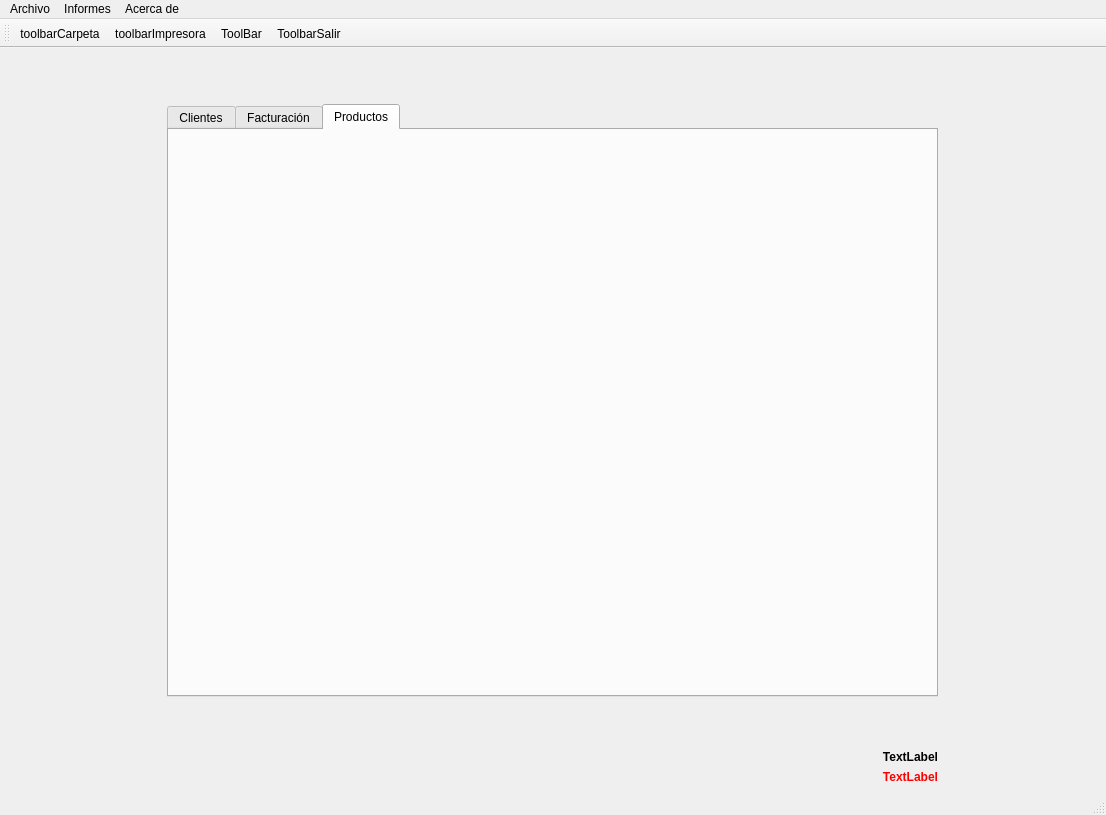
This is ventana.ui in byChamaco/BLANCOLORENZO as Qt 5 draws it before an edit. The edited form follows.
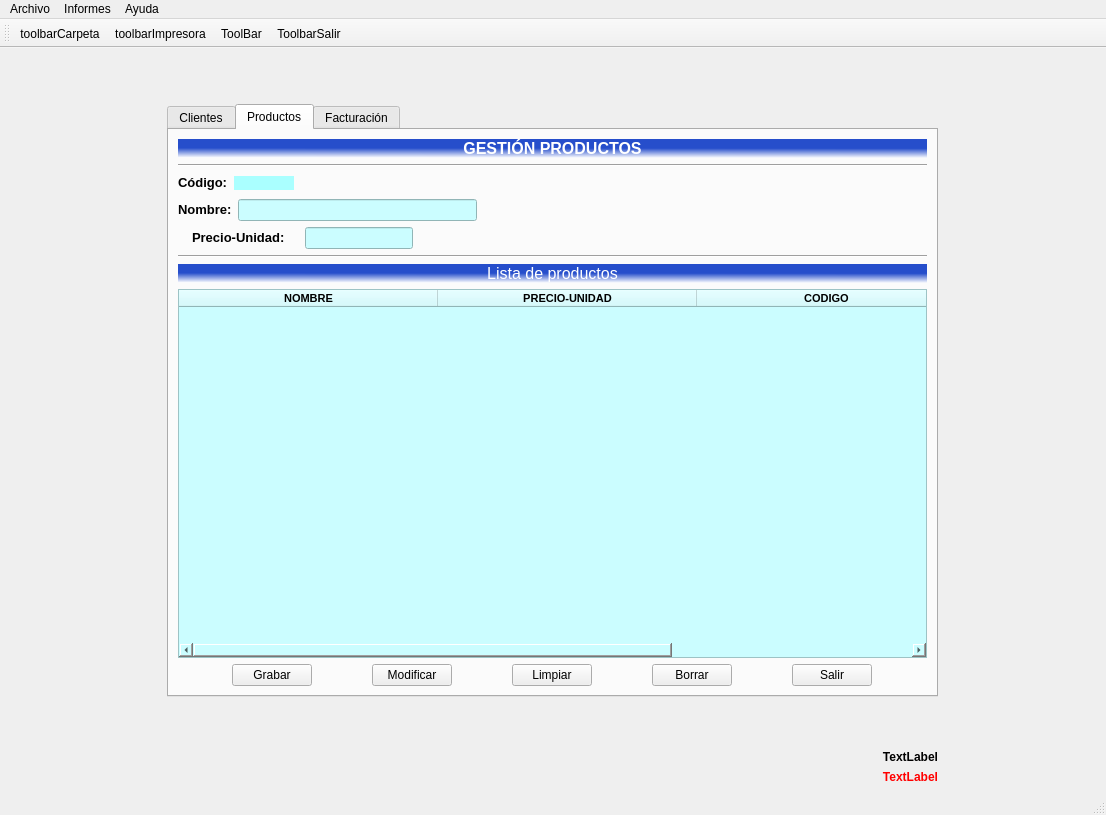
This is the edited form. The open tabs and pages were chosen to show the change. Icons and pictures are not drawn.

The edit to the form file:
```diff
--- a/ventana.ui
+++ b/ventana.ui
@@ -21,7 +21,64 @@
   </property>
   <widget class="QWidget" name="centralwidget">
    <layout class="QGridLayout" name="gridLayout_9">
+    <item row="3" column="0">
+     <spacer name="verticalSpacer_2">
+      <property name="orientation">
+       <enum>Qt::Vertical</enum>
+      </property>
+      <property name="sizeType">
+       <enum>QSizePolicy::Fixed</enum>
+      </property>
+      <property name="sizeHint" stdset="0">
+       <size>
+        <width>17</width>
+        <height>47</height>
+       </size>
+      </property>
+     </spacer>
+    </item>
+    <item row="0" column="0">
+     <spacer name="verticalSpacer">
+      <property name="orientation">
+       <enum>Qt::Vertical</enum>
+      </property>
+      <property name="sizeType">
+       <enum>QSizePolicy::Fixed</enum>
+      </property>
+      <property name="sizeHint" stdset="0">
+       <size>
+        <width>17</width>
+        <height>47</height>
+       </size>
+      </property>
+     </spacer>
+    </item>
     <item row="4" column="0">
+     <widget class="QLabel" name="lblstatusdate">
+      <property name="sizePolicy">
+       <sizepolicy hsizetype="Preferred" vsizetype="Fixed">
+        <horstretch>0</horstretch>
+        <verstretch>0</verstretch>
+       </sizepolicy>
+      </property>
+      <property name="font">
+       <font>
+        <weight>75</weight>
+        <bold>true</bold>
+       </font>
+      </property>
+      <property name="styleSheet">
+       <string notr="true"/>
+      </property>
+      <property name="text">
+       <string>TextLabel</string>
+      </property>
+      <property name="alignment">
+       <set>Qt::AlignRight|Qt::AlignTrailing|Qt::AlignVCenter</set>
+      </property>
+     </widget>
+    </item>
+    <item row="5" column="0">
      <widget class="QLabel" name="lblstatus">
       <property name="sizePolicy">
        <sizepolicy hsizetype="Preferred" vsizetype="Fixed">
@@ -58,7 +115,7 @@
        <string notr="true"/>
       </property>
       <property name="currentIndex">
-       <number>0</number>
+       <number>1</number>
       </property>
       <widget class="QWidget" name="tab_11">
        <attribute name="title">
@@ -865,73 +922,431 @@
         </item>
        </layout>
       </widget>
-      <widget class="QWidget" name="tab_12">
-       <attribute name="title">
-        <string>Facturación</string>
-       </attribute>
-      </widget>
       <widget class="QWidget" name="tab_13">
        <attribute name="title">
         <string>Productos</string>
        </attribute>
+       <layout class="QGridLayout" name="gridLayout_23">
+        <item row="0" column="0">
+         <layout class="QVBoxLayout" name="verticalLayout">
+          <item>
+           <widget class="QLabel" name="lblXesPro">
+            <property name="sizePolicy">
+             <sizepolicy hsizetype="Preferred" vsizetype="Fixed">
+              <horstretch>0</horstretch>
+              <verstretch>0</verstretch>
+             </sizepolicy>
+            </property>
+            <property name="font">
+             <font>
+              <pointsize>12</pointsize>
+              <weight>75</weight>
+              <bold>true</bold>
+             </font>
+            </property>
+            <property name="layoutDirection">
+             <enum>Qt::LeftToRight</enum>
+            </property>
+            <property name="autoFillBackground">
+             <bool>false</bool>
+            </property>
+            <property name="styleSheet">
+             <string notr="true">color: rgb(255, 255, 255);
+background-color: qlineargradient(spread:pad, x1:0.545, y1:0.482955, x2:0.534091, y2:1, stop:0 rgba(38, 78, 203, 255), stop:1 rgba(255, 255, 255, 255));</string>
+            </property>
+            <property name="text">
+             <string>GESTIÓN PRODUCTOS</string>
+            </property>
+            <property name="alignment">
+             <set>Qt::AlignCenter</set>
+            </property>
+           </widget>
+          </item>
+          <item>
+           <widget class="Line" name="line">
+            <property name="orientation">
+             <enum>Qt::Horizontal</enum>
+            </property>
+           </widget>
+          </item>
+         </layout>
+        </item>
+        <item row="1" column="0">
+         <layout class="QGridLayout" name="gridLayout_18">
+          <item row="0" column="0">
+           <widget class="QLabel" name="lblCodPro_2">
+            <property name="sizePolicy">
+             <sizepolicy hsizetype="Fixed" vsizetype="Fixed">
+              <horstretch>0</horstretch>
+              <verstretch>0</verstretch>
+             </sizepolicy>
+            </property>
+            <property name="font">
+             <font>
+              <pointsize>10</pointsize>
+              <weight>75</weight>
+              <bold>true</bold>
+             </font>
+            </property>
+            <property name="text">
+             <string>Código:</string>
+            </property>
+           </widget>
+          </item>
+          <item row="0" column="1">
+           <widget class="QLabel" name="lblCodPro">
+            <property name="sizePolicy">
+             <sizepolicy hsizetype="Fixed" vsizetype="Fixed">
+              <horstretch>25</horstretch>
+              <verstretch>0</verstretch>
+             </sizepolicy>
+            </property>
+            <property name="maximumSize">
+             <size>
+              <width>60</width>
+              <height>16777215</height>
+             </size>
+            </property>
+            <property name="font">
+             <font>
+              <weight>75</weight>
+              <bold>true</bold>
+             </font>
+            </property>
+            <property name="styleSheet">
+             <string notr="true">background-color: rgb(170, 255, 255);</string>
+            </property>
+            <property name="text">
+             <string/>
+            </property>
+           </widget>
+          </item>
+          <item row="0" column="2">
+           <spacer name="horizontalSpacer_13">
+            <property name="orientation">
+             <enum>Qt::Horizontal</enum>
+            </property>
+            <property name="sizeHint" stdset="0">
+             <size>
+              <width>40</width>
+              <height>20</height>
+             </size>
+            </property>
+           </spacer>
+          </item>
+         </layout>
+        </item>
+        <item row="2" column="0">
+         <layout class="QGridLayout" name="gridLayout_21">
+          <item row="0" column="0">
+           <widget class="QLabel" name="lblNomPro">
+            <property name="sizePolicy">
+             <sizepolicy hsizetype="Fixed" vsizetype="Fixed">
+              <horstretch>0</horstretch>
+              <verstretch>0</verstretch>
+             </sizepolicy>
+            </property>
+            <property name="font">
+             <font>
+              <pointsize>10</pointsize>
+              <weight>75</weight>
+              <bold>true</bold>
+             </font>
+            </property>
+            <property name="text">
+             <string>Nombre:</string>
+            </property>
+           </widget>
+          </item>
+          <item row="0" column="1">
+           <widget class="QLineEdit" name="editNomPro">
+            <property name="sizePolicy">
+             <sizepolicy hsizetype="Expanding" vsizetype="Fixed">
+              <horstretch>0</horstretch>
+              <verstretch>0</verstretch>
+             </sizepolicy>
+            </property>
+            <property name="styleSheet">
+             <string notr="true">background-color: rgb(203, 253, 255);</string>
+            </property>
+            <property name="alignment">
+             <set>Qt::AlignLeading|Qt::AlignLeft|Qt::AlignVCenter</set>
+            </property>
+           </widget>
+          </item>
+          <item row="0" column="2">
+           <spacer name="horizontalSpacer_11">
+            <property name="orientation">
+             <enum>Qt::Horizontal</enum>
+            </property>
+            <property name="sizeType">
+             <enum>QSizePolicy::Fixed</enum>
+            </property>
+            <property name="sizeHint" stdset="0">
+             <size>
+              <width>450</width>
+              <height>20</height>
+             </size>
+            </property>
+           </spacer>
+          </item>
+         </layout>
+        </item>
+        <item row="3" column="0">
+         <layout class="QGridLayout" name="gridLayout_19">
+          <item row="0" column="0">
+           <widget class="QLabel" name="lblPreUni">
+            <property name="sizePolicy">
+             <sizepolicy hsizetype="Fixed" vsizetype="Fixed">
+              <horstretch>0</horstretch>
+              <verstretch>0</verstretch>
+             </sizepolicy>
+            </property>
+            <property name="font">
+             <font>
+              <pointsize>10</pointsize>
+              <weight>75</weight>
+              <bold>true</bold>
+             </font>
+            </property>
+            <property name="text">
+             <string>Precio-Unidad:</string>
+            </property>
+           </widget>
+          </item>
+          <item row="0" column="1">
+           <widget class="QLineEdit" name="editPreUni">
+            <property name="sizePolicy">
+             <sizepolicy hsizetype="Fixed" vsizetype="Fixed">
+              <horstretch>0</horstretch>
+              <verstretch>0</verstretch>
+             </sizepolicy>
+            </property>
+            <property name="baseSize">
+             <size>
+              <width>0</width>
+              <height>0</height>
+             </size>
+            </property>
+            <property name="styleSheet">
+             <string notr="true">background-color: rgb(203, 253, 255);</string>
+            </property>
+            <property name="alignment">
+             <set>Qt::AlignCenter</set>
+            </property>
+           </widget>
+          </item>
+          <item row="0" column="2">
+           <spacer name="horizontalSpacer_12">
+            <property name="orientation">
+             <enum>Qt::Horizontal</enum>
+            </property>
+            <property name="sizeType">
+             <enum>QSizePolicy::Fixed</enum>
+            </property>
+            <property name="sizeHint" stdset="0">
+             <size>
+              <width>500</width>
+              <height>20</height>
+             </size>
+            </property>
+           </spacer>
+          </item>
+         </layout>
+        </item>
+        <item row="4" column="0">
+         <layout class="QVBoxLayout" name="verticalLayout_3">
+          <item>
+           <widget class="Line" name="line_3">
+            <property name="orientation">
+             <enum>Qt::Horizontal</enum>
+            </property>
+           </widget>
+          </item>
+          <item>
+           <widget class="QLabel" name="lblListaPro">
+            <property name="sizePolicy">
+             <sizepolicy hsizetype="Preferred" vsizetype="Preferred">
+              <horstretch>0</horstretch>
+              <verstretch>0</verstretch>
+             </sizepolicy>
+            </property>
+            <property name="font">
+             <font>
+              <pointsize>12</pointsize>
+              <weight>50</weight>
+              <bold>false</bold>
+             </font>
+            </property>
+            <property name="autoFillBackground">
+             <bool>false</bool>
+            </property>
+            <property name="styleSheet">
+             <string notr="true">color: rgb(255, 255, 255);
+background-color: qlineargradient(spread:pad, x1:0.545, y1:0.482955, x2:0.534091, y2:1, stop:0 rgba(38, 78, 203, 255), stop:1 rgba(255, 255, 255, 255));</string>
+            </property>
+            <property name="text">
+             <string>Lista de productos</string>
+            </property>
+            <property name="alignment">
+             <set>Qt::AlignCenter</set>
+            </property>
+           </widget>
+          </item>
+         </layout>
+        </item>
+        <item row="5" column="0">
+         <widget class="QTableWidget" name="tablaPro">
+          <property name="sizePolicy">
+           <sizepolicy hsizetype="Expanding" vsizetype="Expanding">
+            <horstretch>0</horstretch>
+            <verstretch>0</verstretch>
+           </sizepolicy>
+          </property>
+          <property name="styleSheet">
+           <string notr="true">background-color: rgb(203, 253, 255);</string>
+          </property>
+          <property name="sizeAdjustPolicy">
+           <enum>QAbstractScrollArea::AdjustIgnored</enum>
+          </property>
+          <attribute name="horizontalHeaderCascadingSectionResizes">
+           <bool>false</bool>
+          </attribute>
+          <attribute name="horizontalHeaderDefaultSectionSize">
+           <number>259</number>
+          </attribute>
+          <attribute name="horizontalHeaderHighlightSections">
+           <bool>true</bool>
+          </attribute>
+          <column>
+           <property name="text">
+            <string>NOMBRE</string>
+           </property>
+           <property name="font">
+            <font>
+             <family>MS Shell Dlg 2</family>
+             <pointsize>8</pointsize>
+             <weight>75</weight>
+             <bold>true</bold>
+            </font>
+           </property>
+           <property name="textAlignment">
+            <set>AlignCenter</set>
+           </property>
+          </column>
+          <column>
+           <property name="text">
+            <string>PRECIO-UNIDAD</string>
+           </property>
+           <property name="font">
+            <font>
+             <family>MS Shell Dlg 2</family>
+             <pointsize>8</pointsize>
+             <weight>75</weight>
+             <bold>true</bold>
+            </font>
+           </property>
+           <property name="textAlignment">
+            <set>AlignCenter</set>
+           </property>
+          </column>
+          <column>
+           <property name="text">
+            <string>CODIGO</string>
+           </property>
+           <property name="font">
+            <font>
+             <family>MS Shell Dlg 2</family>
+             <pointsize>8</pointsize>
+             <weight>75</weight>
+             <bold>true</bold>
+            </font>
+           </property>
+           <property name="textAlignment">
+            <set>AlignCenter</set>
+           </property>
+          </column>
+         </widget>
+        </item>
+        <item row="6" column="0">
+         <layout class="QGridLayout" name="gridLayout_22">
+          <item row="0" column="2">
+           <widget class="QPushButton" name="btnLimpiarPro">
+            <property name="sizePolicy">
+             <sizepolicy hsizetype="Fixed" vsizetype="Fixed">
+              <horstretch>0</horstretch>
+              <verstretch>0</verstretch>
+             </sizepolicy>
+            </property>
+            <property name="text">
+             <string>Limpiar</string>
+            </property>
+           </widget>
+          </item>
+          <item row="0" column="1">
+           <widget class="QPushButton" name="btnModifPro">
+            <property name="sizePolicy">
+             <sizepolicy hsizetype="Fixed" vsizetype="Fixed">
+              <horstretch>0</horstretch>
+              <verstretch>0</verstretch>
+             </sizepolicy>
+            </property>
+            <property name="text">
+             <string>Modificar</string>
+            </property>
+           </widget>
+          </item>
+          <item row="0" column="3">
+           <widget class="QPushButton" name="btnBajaPro">
+            <property name="sizePolicy">
+             <sizepolicy hsizetype="Fixed" vsizetype="Fixed">
+              <horstretch>0</horstretch>
+              <verstretch>0</verstretch>
+             </sizepolicy>
+            </property>
+            <property name="text">
+             <string>Borrar</string>
+            </property>
+           </widget>
+          </item>
+          <item row="0" column="4">
+           <widget class="QPushButton" name="btnSalirPro">
+            <property name="sizePolicy">
+             <sizepolicy hsizetype="Fixed" vsizetype="Fixed">
+              <horstretch>0</horstretch>
+              <verstretch>0</verstretch>
+             </sizepolicy>
+            </property>
+            <property name="text">
+             <string>Salir</string>
+            </property>
+           </widget>
+          </item>
+          <item row="0" column="0">
+           <widget class="QPushButton" name="btnAltaPro">
+            <property name="enabled">
+             <bool>true</bool>
+            </property>
+            <property name="sizePolicy">
+             <sizepolicy hsizetype="Fixed" vsizetype="Fixed">
+              <horstretch>0</horstretch>
+              <verstretch>0</verstretch>
+             </sizepolicy>
+            </property>
+            <property name="text">
+             <string>Grabar</string>
+            </property>
+           </widget>
+          </item>
+         </layout>
+        </item>
+       </layout>
       </widget>
-     </widget>
-    </item>
-    <item row="0" column="0">
-     <spacer name="verticalSpacer">
-      <property name="orientation">
-       <enum>Qt::Vertical</enum>
-      </property>
-      <property name="sizeType">
-       <enum>QSizePolicy::Fixed</enum>
-      </property>
-      <property name="sizeHint" stdset="0">
-       <size>
-        <width>17</width>
-        <height>47</height>
-       </size>
-      </property>
-     </spacer>
-    </item>
-    <item row="2" column="0">
-     <spacer name="verticalSpacer_2">
-      <property name="orientation">
-       <enum>Qt::Vertical</enum>
-      </property>
-      <property name="sizeType">
-       <enum>QSizePolicy::Fixed</enum>
-      </property>
-      <property name="sizeHint" stdset="0">
-       <size>
-        <width>17</width>
-        <height>47</height>
-       </size>
-      </property>
-     </spacer>
-    </item>
-    <item row="3" column="0">
-     <widget class="QLabel" name="lblstatusdate">
-      <property name="sizePolicy">
-       <sizepolicy hsizetype="Preferred" vsizetype="Fixed">
-        <horstretch>0</horstretch>
-        <verstretch>0</verstretch>
-       </sizepolicy>
-      </property>
-      <property name="font">
-       <font>
-        <weight>75</weight>
-        <bold>true</bold>
-       </font>
-      </property>
-      <property name="styleSheet">
-       <string notr="true"/>
-      </property>
-      <property name="text">
-       <string>TextLabel</string>
-      </property>
-      <property name="alignment">
-       <set>Qt::AlignRight|Qt::AlignTrailing|Qt::AlignVCenter</set>
-      </property>
+      <widget class="QWidget" name="tab_12">
+       <attribute name="title">
+        <string>Facturación</string>
+       </attribute>
+      </widget>
      </widget>
     </item>
    </layout>
@@ -961,14 +1376,15 @@
     <addaction name="actionImprimir_Factura"/>
     <addaction name="actionListado_Productos"/>
    </widget>
-   <widget class="QMenu" name="menuAcerca_de">
+   <widget class="QMenu" name="menuAyuda">
     <property name="title">
-     <string>Acerca de</string>
+     <string>Ayuda</string>
     </property>
+    <addaction name="actionAbout"/>
    </widget>
    <addaction name="menuArchivo"/>
    <addaction name="menuInformes"/>
-   <addaction name="menuAcerca_de"/>
+   <addaction name="menuAyuda"/>
   </widget>
   <widget class="QStatusBar" name="statusbar"/>
   <widget class="QToolBar" name="toolBar">
@@ -1072,6 +1488,11 @@
     <string>Listado Productos</string>
    </property>
   </action>
+  <action name="actionAbout">
+   <property name="text">
+    <string>About</string>
+   </property>
+  </action>
  </widget>
  <resources>
   <include location="img/avisoSalir.qrc"/>
```
Left out of the diff: 2 changed lines with no effect on the pictures.
